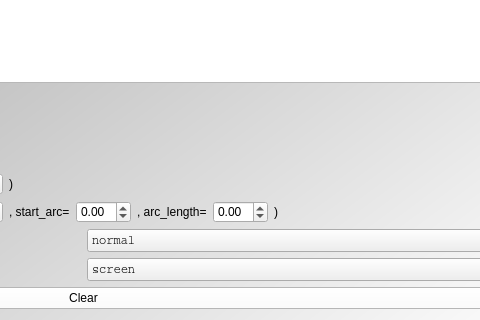
Before: the Qt Designer form Tools/ToolTestDrawCanvas/qttestdrawcanvasmaindialog.ui in richelbilderbeek/ProjectRichelBilderbeek, drawn with Qt 5; both pictures show x 416 to 896 and y 426 to 746 of the 999 by 746 pixel window.
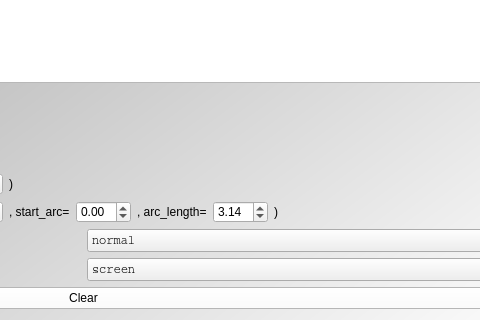
After: the same form once the commit is applied.

Patch:
```diff
--- a/Tools/ToolTestDrawCanvas/qttestdrawcanvasmaindialog.ui
+++ b/Tools/ToolTestDrawCanvas/qttestdrawcanvasmaindialog.ui
@@ -410,6 +410,9 @@
        <property name="maximum">
         <double>6.280000000000000</double>
        </property>
+       <property name="value">
+        <double>3.140000000000000</double>
+       </property>
       </widget>
      </item>
      <item>
```
Left out of the diff: 3 changed lines with no effect on the pictures.
